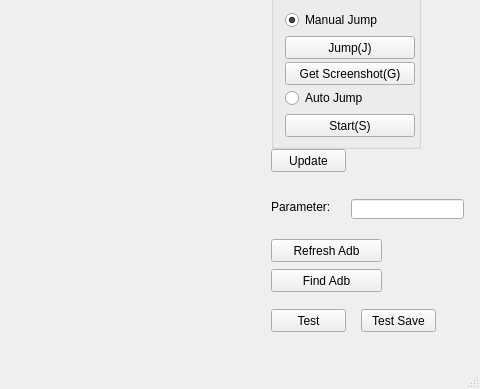
Old version of the form mainwindow.ui in the repository WangHongshuo/wechat_jump_game-Qt-opencv; both pictures show x 109 to 589 and y 328 to 717 of the 589 by 717 pixel window.
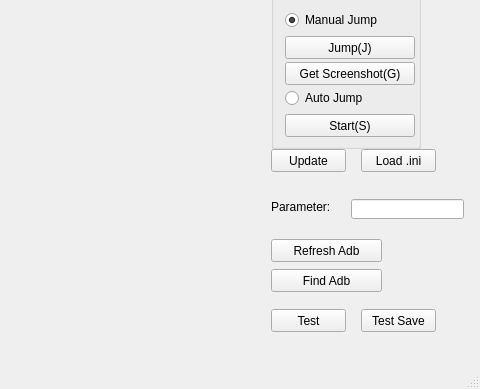
New version of the form. Custom widgets are drawn as their Qt base class.

Commit message: added load .ini file function

```diff
--- a/mainwindow.ui
+++ b/mainwindow.ui
@@ -254,7 +254,7 @@
      <string>Test Save</string>
     </property>
    </widget>
-   <widget class="QWidget" name="">
+   <widget class="QWidget" name="layoutWidget">
     <property name="geometry">
      <rect>
       <x>380</x>
@@ -430,6 +430,19 @@
      </item>
     </layout>
    </widget>
+   <widget class="QPushButton" name="pushButtonLoadIniFile">
+    <property name="geometry">
+     <rect>
+      <x>470</x>
+      <y>460</y>
+      <width>75</width>
+      <height>23</height>
+     </rect>
+    </property>
+    <property name="text">
+     <string>Load .ini</string>
+    </property>
+   </widget>
   </widget>
   <widget class="QMenuBar" name="menuBar">
    <property name="geometry">
```
The commit also changes 4 other files.
